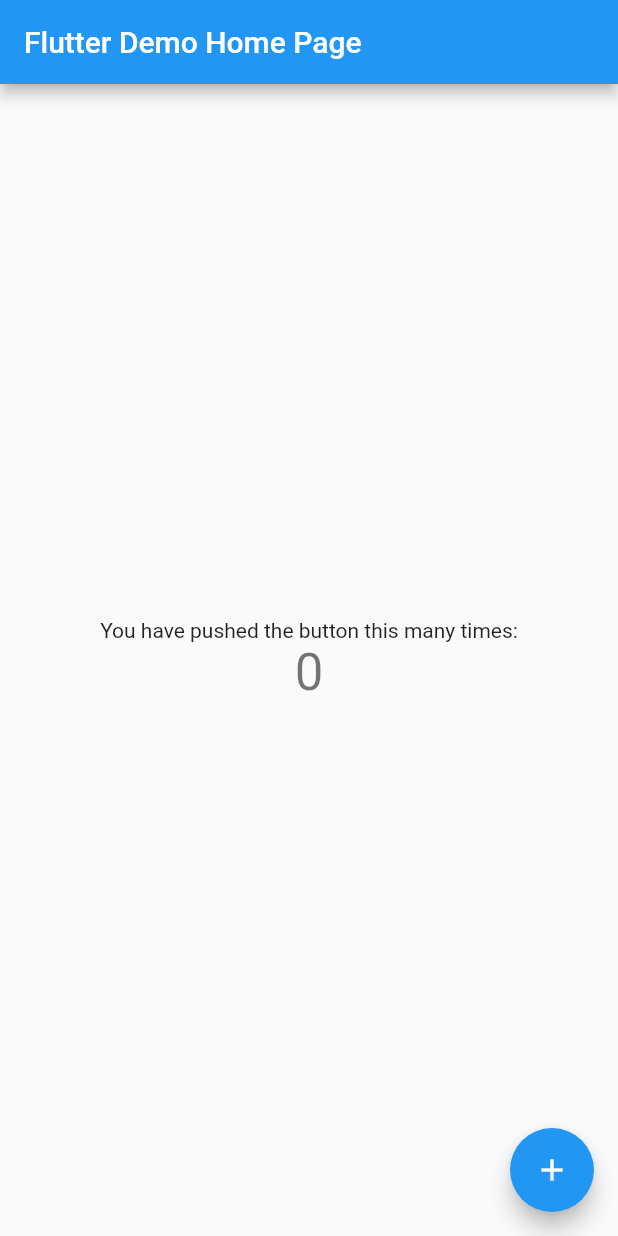
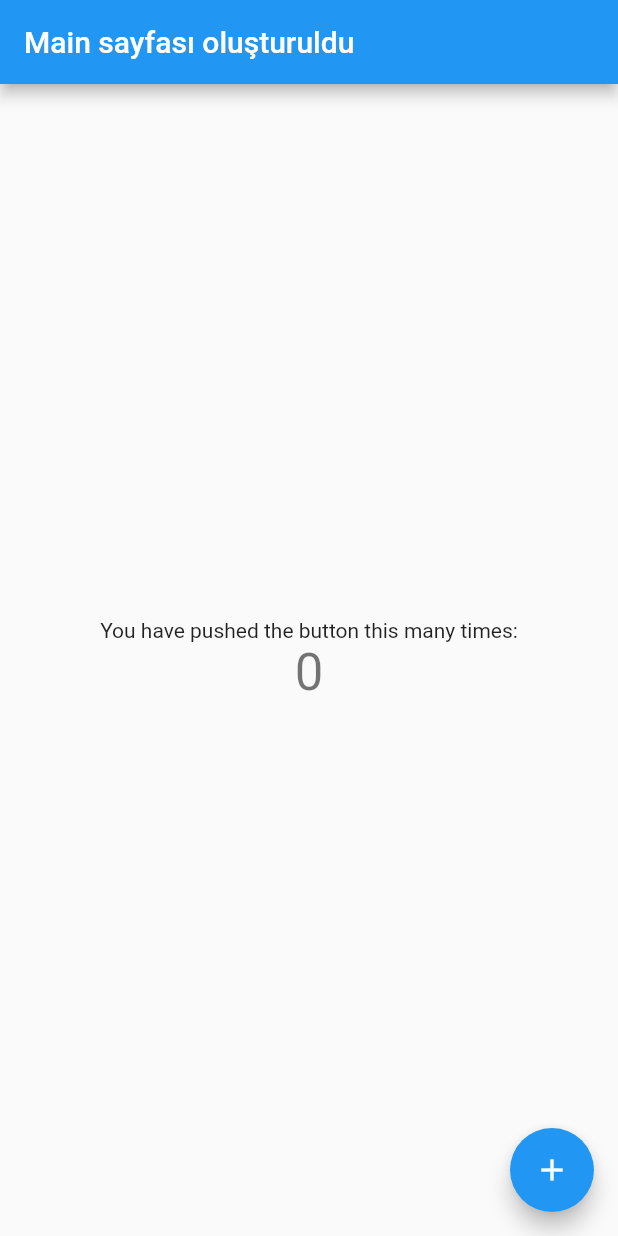
Before and after one commit to bahadirtrs/flutterproject, a Flutter app: the screen it shows after launch, on a phone screen of 412 x 824 dp. Run offline on Flutter 3.47's test engine with Material 2 defaults, Android fonts, the phone set to English and light mode, and no system bars.

Commit message:
main oluşturuldu

```diff
--- a/lib/main.dart
+++ b/lib/main.dart
@@ -22,7 +22,7 @@ class MyApp extends StatelessWidget {
         // is not restarted.
         primarySwatch: Colors.blue,
       ),
-      home: MyHomePage(title: 'Flutter Demo Home Page'),
+      home: MyHomePage(title: 'Main sayfası oluşturuldu'),
     );
   }
 }
```
